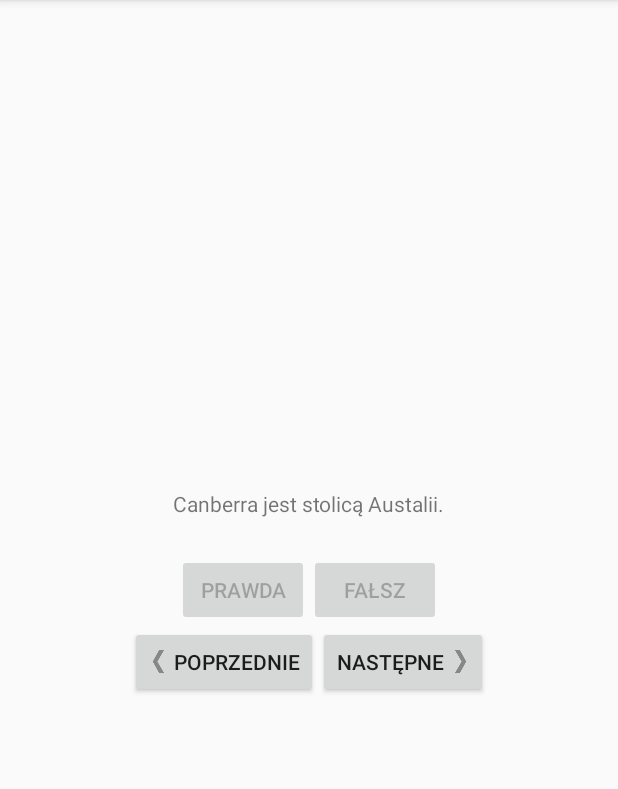
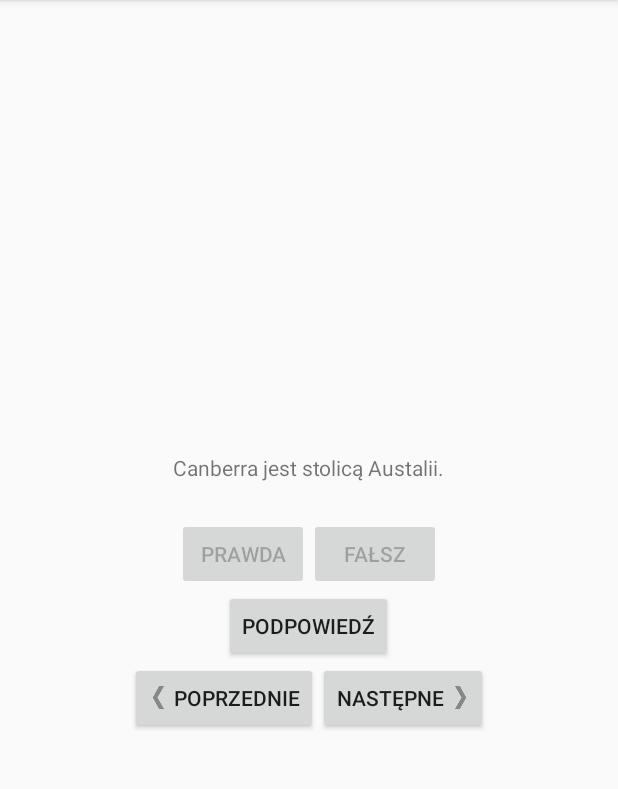
Before and after one commit to w-piotrowska/GeoQuiz, an Android app: the screen it shows after launch (QuizActivity), after a tap on "PRAWDA", on a phone screen of 412 x 824 dp, the part 84-873 px from its top. Run offline under Robolectric (Android 15) with nearby library versions, the phone set to English and light mode, and no system bars.

Commit message:
New activity (CheatAvtivity) added.

```diff
--- a/app/src/main/AndroidManifest.xml
+++ b/app/src/main/AndroidManifest.xml
@@ -16,6 +16,7 @@
                 <category android:name="android.intent.category.LAUNCHER" />
             </intent-filter>
         </activity>
+        <activity android:name=".CheatActivity"></activity>
     </application>
 
 </manifest>
--- a/app/src/main/java/com/example/weronika/geoquiz/QuizActivity.java
+++ b/app/src/main/java/com/example/weronika/geoquiz/QuizActivity.java
@@ -1,5 +1,7 @@
 package com.example.weronika.geoquiz;
 
+import android.app.Activity;
+import android.content.Intent;
 import android.support.v7.app.AppCompatActivity;
 import android.os.Bundle;
 import android.util.Log;
@@ -11,6 +13,7 @@ import android.widget.Toast;
 public class QuizActivity extends AppCompatActivity {
     private Button mTrueButton;
     private Button mFalseButton;
+    private Button mCheatButton;
     private Button mPrewiousButton;
     private Button mNextButton;
     private TextView mQuestionTextView;
@@ -25,9 +28,13 @@ public class QuizActivity extends AppCompatActivity {
     };
     private int mCurrentIndex = 0;
     private double mAverageResult;
+    private boolean mIsCheater;
+
     private static final String TAG = "QuizActivity";
     private static final String KEY_INDEX = "index";
     private static final String KEY_AVERAGE = "average";
+    private static final String KEY_CHEATER = "cheater";
+    private static final int REQUEST_CODE_CHEAT = 0;
 
     @Override
     protected void onCreate(Bundle savedInstanceState) {
@@ -38,6 +45,7 @@ public class QuizActivity extends AppCompatActivity {
         if(savedInstanceState != null) {
             mCurrentIndex = savedInstanceState.getInt(KEY_INDEX, 0);
             mAverageResult = savedInstanceState.getDouble(KEY_AVERAGE, 0);
+            mIsCheater = savedInstanceState.getBoolean(KEY_CHEATER, false);
         }
 
         mQuestionTextView = (TextView) findViewById(R.id.question_text_view);
@@ -70,11 +78,24 @@ public class QuizActivity extends AppCompatActivity {
             }
         });
 
+        mCheatButton = (Button) findViewById(R.id.cheat_button);
+        mCheatButton.setOnClickListener(new View.OnClickListener() {
+            @Override
+            public void onClick(View view) {
+                //Intent intent = new Intent(QuizActivity.this, CheatActivity.class);
+                boolean answerIsTrue = mQuestionBank[mCurrentIndex].isAnswerTrue();
+                Intent intent = CheatActivity.newIntent(QuizActivity.this, answerIsTrue);
+                //startActivity(intent);
+                startActivityForResult(intent, REQUEST_CODE_CHEAT);
+            }
+        });
+
         mPrewiousButton = (Button) findViewById(R.id.prewious_button);
         mPrewiousButton.setOnClickListener(new View.OnClickListener() {
             @Override
             public void onClick(View view) {
                 mCurrentIndex = (mCurrentIndex + mQuestionBank.length - 1) % mQuestionBank.length;
+                mIsCheater = false;
                 updateQuestion();
             }
         });
@@ -84,10 +105,24 @@ public class QuizActivity extends AppCompatActivity {
             @Override
             public void onClick(View view) {
                 mCurrentIndex = (mCurrentIndex + 1) % mQuestionBank.length;
+                mIsCheater = false;
                 updateQuestion();
             }
         });
         updateQuestion();
+    }
+
+    @Override
+    protected void onActivityResult(int requestCode, int resultCode, Intent data) {
+        if (resultCode != Activity.RESULT_OK) {
+            return;
+        }
+        if (requestCode == REQUEST_CODE_CHEAT) {
+            if (data == null) {
+                return;
+            }
+            mIsCheater = CheatActivity.wasAnswerShown(data);
+        }
     }
 
     @Override
@@ -114,6 +149,7 @@ public class QuizActivity extends AppCompatActivity {
         Log.i(TAG, "Wywołanie metody: onSaveInstanceState(Bundle)");
         savedInstanceState.putInt(KEY_INDEX, mCurrentIndex);
         savedInstanceState.putDouble(KEY_AVERAGE, mAverageResult);
+        savedInstanceState.putBoolean(KEY_CHEATER, mIsCheater);
     }
 
     @Override
@@ -138,16 +174,20 @@ public class QuizActivity extends AppCompatActivity {
     private void checkAnswer(boolean userPressedTrue) {
         boolean answerIsTrue = mQuestionBank[mCurrentIndex].isAnswerTrue();
         int messageResId = 0;
-        if(userPressedTrue == answerIsTrue) {
-            messageResId = R.string.correct_toast;
-            mAverageResult += 1.0 / mQuestionBank.length;
-        }
-        else {
-            messageResId = R.string.incorrect_toast;
+        if (mIsCheater) {
+            messageResId = R.string.judgment_toast;
+        } else {
+            if (userPressedTrue == answerIsTrue) {
+                messageResId = R.string.correct_toast;
+                mAverageResult += 1.0;
+            } else {
+                messageResId = R.string.incorrect_toast;
+            }
         }
         Toast.makeText(this, messageResId, Toast.LENGTH_SHORT).show();
         if(mCurrentIndex == mQuestionBank.length - 1) {
-            Toast.makeText(this, "Twój wynik to " + mAverageResult * 100 + "% dobrych odpowiedzi!", Toast.LENGTH_SHORT).show();
+            Toast.makeText(this, "Twój wynik to " + mAverageResult / mQuestionBank.length * 100
+                    + "% dobrych odpowiedzi!", Toast.LENGTH_SHORT).show();
             mAverageResult = 0;
         }
 
--- a/app/src/main/res/layout-land/activity_quiz.xml
+++ b/app/src/main/res/layout-land/activity_quiz.xml
@@ -24,6 +24,12 @@
             android:text="@string/false_button"/>
     </LinearLayout>
     <Button
+        android:id="@+id/cheat_button"
+        android:layout_width="wrap_content"
+        android:layout_height="wrap_content"
+        android:layout_gravity="bottom|center_horizontal"
+        android:text="@string/cheat_button"/>
+    <Button
         android:id="@+id/prewious_button"
         android:layout_width="wrap_content"
         android:layout_height="wrap_content"
--- a/app/src/main/res/layout/activity_quiz.xml
+++ b/app/src/main/res/layout/activity_quiz.xml
@@ -23,6 +23,11 @@
             android:layout_height="wrap_content"
             android:text="@string/false_button"/>
     </LinearLayout>
+    <Button
+        android:id="@+id/cheat_button"
+        android:layout_width="wrap_content"
+        android:layout_height="wrap_content"
+        android:text="@string/cheat_button"/>
     <LinearLayout
         android:layout_width="wrap_content"
         android:layout_height="wrap_content">
--- a/app/src/main/res/values/strings.xml
+++ b/app/src/main/res/values/strings.xml
@@ -7,6 +7,11 @@
     <string name="correct_toast">Poprawna odpowiedź!</string>
     <string name="incorrect_toast">Niepoprawna odpowiedź!</string>
 
+    <string name="warning_text">Czy na pewno chcesz to zrobić?</string>
+    <string name="show_answer_button">Pokaż odpowiedź</string>
+    <string name="cheat_button">Podpowiedź</string>
+    <string name="judgment_toast">Oszukiwanie jest złe!</string>
+
     <string name="question_australia">Canberra jest stolicą Austalii.</string>
     <string name="question_oceans">Ocean Spokojny jest większy niż Ocean Atlantycki.</string>
     <string name="question_mideast">Kanał Sueski łączy Morze Czerwone z Oceanem Indyjskim.</string>
```
Also changed, not shown: app/src/main/java/com/example/weronika/geoquiz/CheatActivity.java (added, +84 -0 lines), app/src/main/res/layout/activity_cheat.xml (added, +24 -0 lines).
